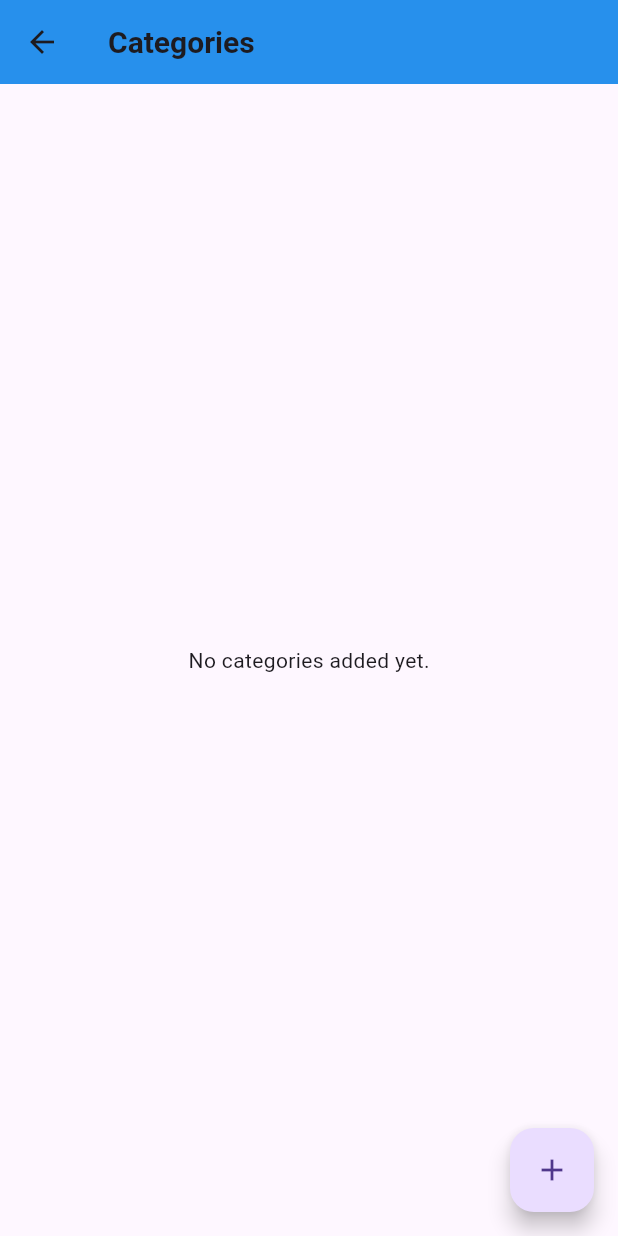
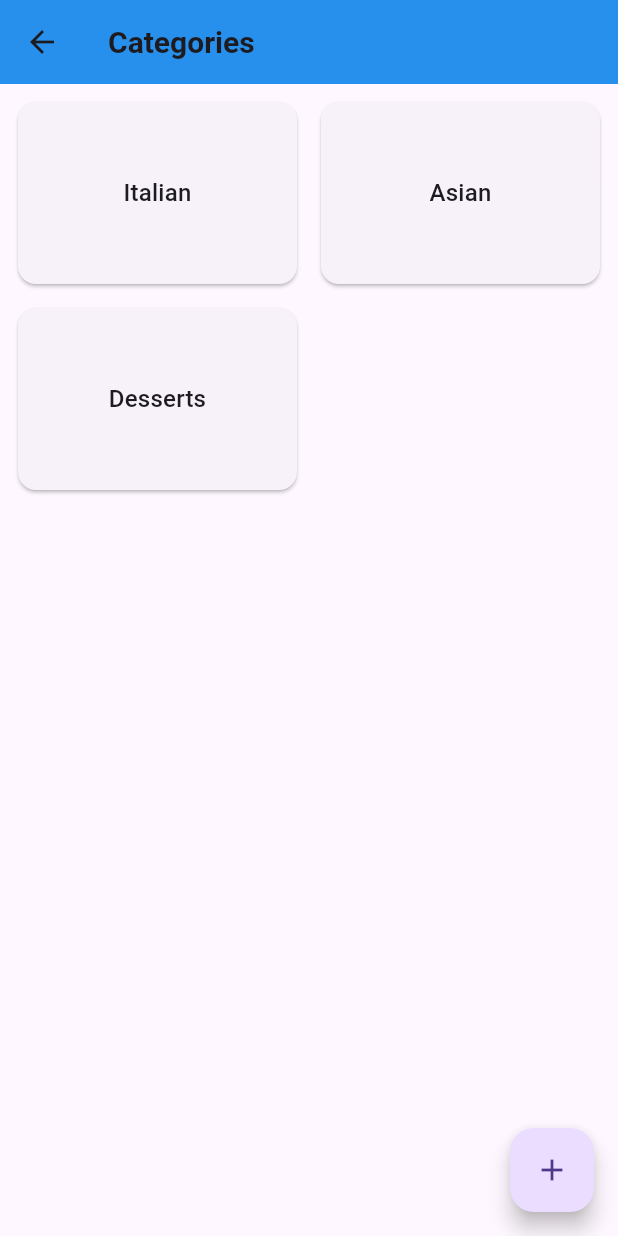
Before and after one commit to dmitrymov/recipeShare, a Flutter app: the screen it shows after launch, after a tap on the "category" icon, on a phone screen of 412 x 824 dp. Run offline on Flutter 3.47's test engine with Material 3 defaults, Android fonts, the phone set to English and light mode, and no system bars; our stand-ins replace share_plus, sqflite; accounts and stored records are empty.

Commit message:
add some info for debug

```diff
--- a/lib/database_helper.dart
+++ b/lib/database_helper.dart
@@ -114,6 +114,22 @@ class DatabaseHelper {
 
   Future<List<Map<String, dynamic>>> getAllCategories() async {
     final db = await database;
+    final categories = await db.query('categories');
+
+     if (categories.isEmpty) {//for testing
+        // Insert dummy data if the categories table is empty
+        await insertCategory('Italian');
+        await insertCategory('Asian');
+        await insertCategory('Desserts');
+    }
+    return await db.query('categories');
+  }
+  Future<List<Map<String, dynamic>>> getCategories() async {
+    final db = await database;
+
+    // Get categories after inserting dummy data if necessary
+
+
     return await db.query('categories');
   }
 
@@ -135,8 +151,41 @@ class DatabaseHelper {
   }
 
   Future<List<Map<String, dynamic>>> getAllRecipes() async {
+
     final db = await database;
-    return await db.query('recipes');
+    final categories = await getAllCategories();
+
+    if (categories.isNotEmpty) {
+        final categoryIds = categories.map((c) => c['id'] as int).toList();
+        final recipes = await db.query('recipes');
+      if (recipes.isEmpty) {//for testing
+
+        await insertRecipe({
+          'name': 'Spaghetti Carbonara',
+          'ingredients': ['spaghetti', 'eggs', 'bacon', 'parmesan cheese', 'black pepper'],
+          'instructions': ['Cook spaghetti', 'Fry bacon', 'Mix eggs and cheese', 'Combine everything'],
+          'categoryId': categoryIds[0], // Use an existing category ID
+          'notes': 'Classic Italian recipe',
+        });
+
+        await insertRecipe({
+          'name': 'Chicken Stir-Fry',
+          'ingredients': ['chicken', 'vegetables', 'soy sauce', 'ginger', 'garlic'],
+          'instructions': ['Cut chicken and vegetables', 'Stir-fry everything', 'Add soy sauce'],
+          'categoryId': categoryIds[1], // Use another existing category ID
+          'notes': 'Quick and easy stir-fry',
+        });
+        await insertRecipe({
+          'name': 'Chocolate Cake',
+          'ingredients': ['flour', 'sugar', 'cocoa powder', 'eggs', 'milk', 'butter'],
+          'instructions': ['Mix dry ingredients', 'Mix wet ingredients', 'Combine and bake'],
+          'categoryId': categoryIds[2],
+          'notes': 'Delicious chocolate cake',
+        });
+      }
+    }
+    final recipes = await db.query('recipes');
+    return recipes;
   }
 
   Future<Map<String, dynamic>?> getRecipeById(int id) async {
```
